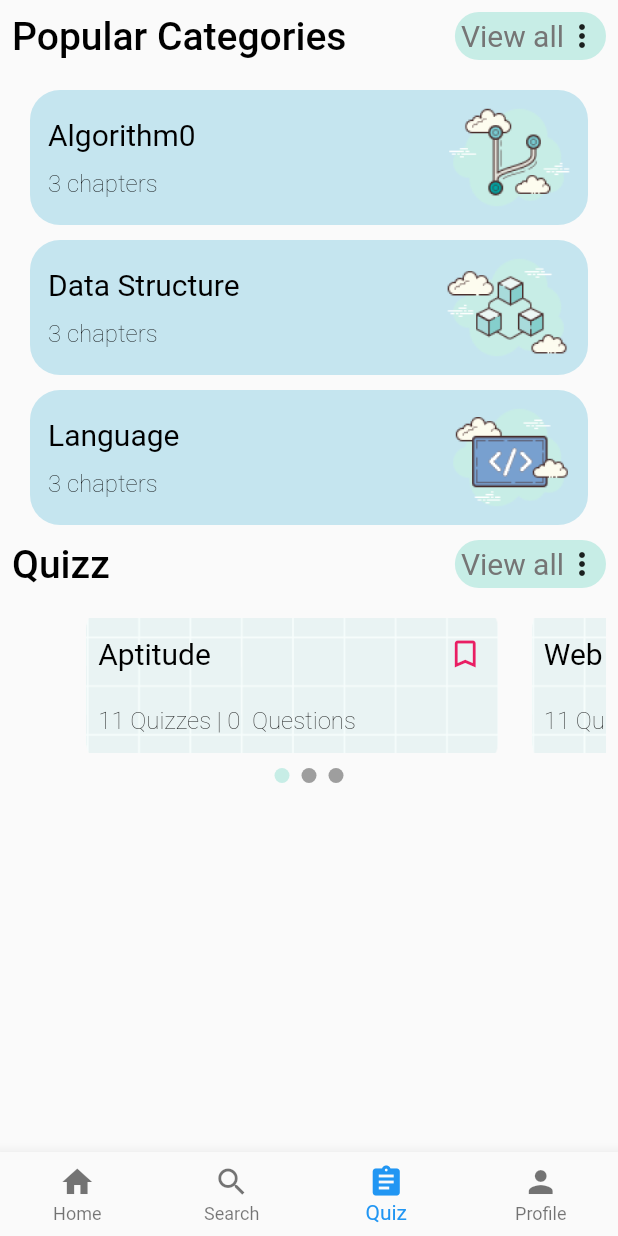
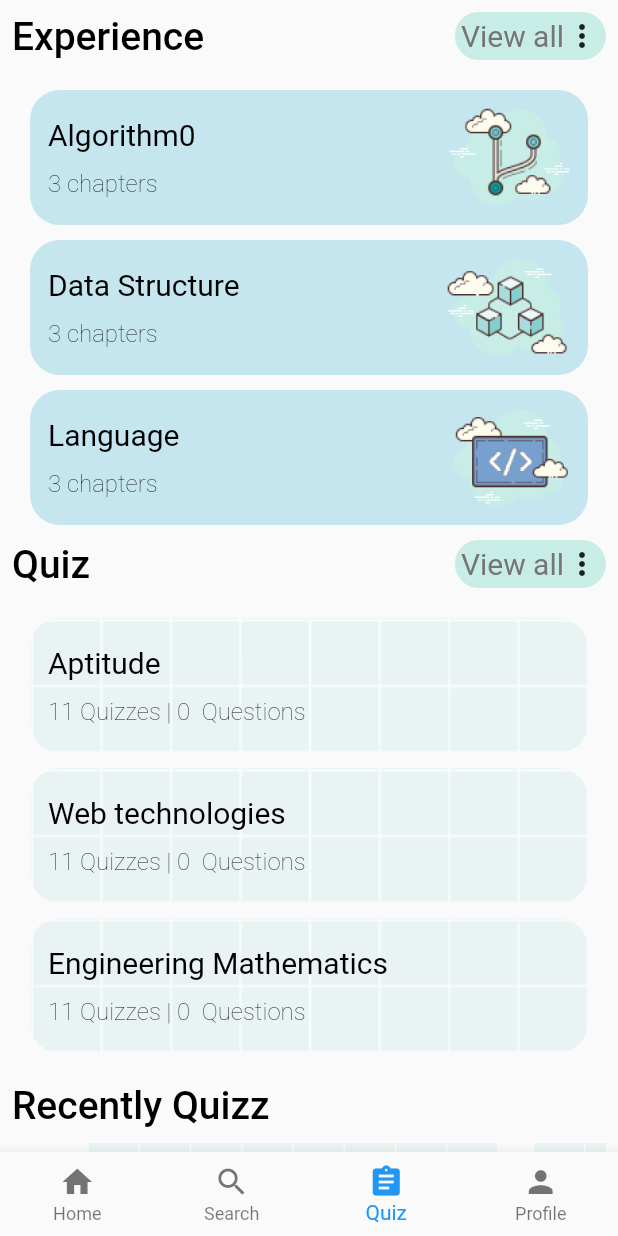
Before and after one commit to doanhduy199819/ipa, a Flutter app: the screen it shows once a user with an empty profile is signed in, item 3 of the bottom bar chosen, on a phone screen of 412 x 824 dp. Run offline on Flutter 3.47's test engine with Material 2 defaults, Android fonts, the phone set to English and light mode, and no system bars; drawn by our look-alikes of smooth_page_indicator; our stand-ins replace firebase_auth, firebase_core, flutter_signin_button, google_sign_in, simple_shadow; missing offline and left inert: stack; accounts and stored records are empty; Roboto replaces fonts that are missing (Urbanist).

Commit message:
modify quiz_page, category => experience

```diff
--- a/lib/main.dart
+++ b/lib/main.dart
@@ -15,6 +15,7 @@ import 'package:provider/provider.dart';
 import 'firebase_options.dart';
 
 void main() async {
+
   WidgetsFlutterBinding.ensureInitialized();
   await Firebase.initializeApp(
     options: DefaultFirebaseOptions.currentPlatform,
--- a/lib/objects/Category.dart
+++ /dev/null
@@ -1,16 +0,0 @@
-import 'package:flutter_interview_preparation/objects/Chapter.dart';
-import 'package:flutter_interview_preparation/values/Quizz_Screen_Assets.dart';
-
-class Category{
-  String? title;
-  List<Chapter>? chapters;
-  String? imagePath;
-  Category(this.title,this.chapters,this.imagePath);
-}
-
-List<Category> listCategory=[
-  Category('Algorithm0', listChapter, QuizScreenAssets.img_Algorithm),
-  Category('Data Structure', listChapter, QuizScreenAssets.img_DataStructure),
-  Category('Language', listChapter, QuizScreenAssets.img_Language),
-  Category('Algorithm3', listChapter, QuizScreenAssets.img_Algorithm),
-];
--- /dev/null
+++ b/lib/objects/Experience.dart
@@ -0,0 +1,16 @@
+import 'package:flutter_interview_preparation/objects/Chapter.dart';
+import 'package:flutter_interview_preparation/values/Quizz_Screen_Assets.dart';
+
+class Experience{
+  String? title;
+  List<Chapter>? chapters;
+  String? imagePath;
+  Experience(this.title,this.chapters,this.imagePath);
+}
+
+List<Experience> listExperience=[
+  Experience('Algorithm0', listChapter, QuizScreenAssets.img_Algorithm),
+  Experience('Data Structure', listChapter, QuizScreenAssets.img_DataStructure),
+  Experience('Language', listChapter, QuizScreenAssets.img_Language),
+  Experience('Algorithm3', listChapter, QuizScreenAssets.img_Algorithm),
+];
--- a/lib/objects/QuizSet.dart
+++ b/lib/objects/QuizSet.dart
@@ -1,4 +1,5 @@
 import 'package:flutter_interview_preparation/objects/QuizTopic.dart';
+import 'package:flutter_interview_preparation/objects/StackCustom.dart';
 
 class QuizSet{
   String? topic;
@@ -10,6 +11,14 @@ List<QuizSet> listQuizSet=[
   QuizSet('Aptitude', true, listQuizTopic),
   QuizSet('Web technologies', true, listQuizTopic),
   QuizSet('Engineering Mathematics', true, listQuizTopic),
+  QuizSet('Mobile technologies', true, listQuizTopic),
+  QuizSet('Java', true, listQuizTopic),
+  QuizSet('C++', true, listQuizTopic),
+  QuizSet('C#', true, listQuizTopic),
+];
+
+List<QuizSet> recentlyQuizSet=[
+  QuizSet('Aptitude', true, listQuizTopic),
   QuizSet('Web technologies', true, listQuizTopic),
   QuizSet('Engineering Mathematics', true, listQuizTopic),
 ];
--- a/lib/pages/quizz_screen/quizz_category.dart
+++ b/lib/pages/quizz_screen/experience_page.dart
@@ -2,20 +2,20 @@ import 'package:flutter/cupertino.dart';
 import 'package:flutter/material.dart';
 import 'package:flutter/src/foundation/key.dart';
 import 'package:flutter/src/widgets/framework.dart';
-import '../../objects/Category.dart';
+import '../../objects/Experience.dart';
 import '../../values/Quizz_Screen_Fonts.dart';
 
-class QuizCategoryScreen extends StatelessWidget {
-  const QuizCategoryScreen({Key? key}) : super(key: key);
+class ExperiencePage extends StatelessWidget {
+  const ExperiencePage({Key? key}) : super(key: key);
 
   @override
   Widget build(BuildContext context) {
-    final Category category =
-        ModalRoute.of(context)!.settings.arguments as Category;
+    final Experience experience =
+        ModalRoute.of(context)!.settings.arguments as Experience;
     return Scaffold(
       appBar: AppBar(
         title: Text(
-          category.title!,
+          experience.title!,
           style: QuizzScreenFont.titleAppBar,
         ),
       ),
--- a/lib/pages/quizz_screen/quizz_page.dart
+++ b/lib/pages/quizz_screen/quizz_page.dart
@@ -1,9 +1,11 @@
+import 'dart:collection';
 import 'package:flutter/material.dart';
-import 'package:flutter_interview_preparation/objects/Category.dart';
+import 'package:flutter_interview_preparation/objects/Experience.dart';
 import 'package:flutter_interview_preparation/objects/Chapter.dart';
 import 'package:flutter_interview_preparation/objects/QuizSet.dart';
 import 'package:flutter_interview_preparation/objects/QuizTopic.dart';
-import 'package:flutter_interview_preparation/pages/quizz_screen/quizz_category.dart';
+import 'package:flutter_interview_preparation/objects/StackCustom.dart';
+import 'package:flutter_interview_preparation/pages/quizz_screen/experience_page.dart';
 import 'package:flutter_interview_preparation/pages/quizz_screen/quizz_topic.dart';
 import 'package:flutter_interview_preparation/values/Quizz_Screen_Fonts.dart';
 import 'package:smooth_page_indicator/smooth_page_indicator.dart';
@@ -17,40 +19,46 @@ class QuizzPage extends StatefulWidget {
 }
 
 class _QuizzPageState extends State<QuizzPage> {
-  List<Category> categories = [];
+  List<Experience> experiences = [];
   List<QuizSet> quizset = [];
-  List<QuizSet> quizsetForDisplayListView = [];
+
   int currentIndexQuizzItem = 0;
   late PageController _pageController;
-  late bool isViewAllQuiz;
+  late bool isViewAllQuizClicked;
+  late bool isViewAllExperienceClicked;
   @override
   void initState() {
     super.initState();
-    categories = [
-      Category('Algorithm0', listChapter, QuizScreenAssets.img_Algorithm),
-      Category(
-          'Data Structure', listChapter, QuizScreenAssets.img_DataStructure),
-      Category('Language', listChapter, QuizScreenAssets.img_Language),
-    ];
+
     currentIndexQuizzItem = 0;
     _pageController = PageController(viewportFraction: 0.75);
+    initDataExperience();
+    initDataQuiz();
+    isViewAllQuizClicked = false;
+    isViewAllExperienceClicked = false;
+  }
 
+  void initDataExperience() {
+    experiences = [
+      Experience('Algorithm0', listChapter, QuizScreenAssets.img_Algorithm),
+      Experience(
+          'Data Structure', listChapter, QuizScreenAssets.img_DataStructure),
+      Experience('Language', listChapter, QuizScreenAssets.img_Language),
+    ];
+  }
+
+  void initDataQuiz() {
     quizset = [
       QuizSet('Aptitude', true, listQuizTopic),
       QuizSet('Web technologies', true, listQuizTopic),
       QuizSet('Engineering Mathematics', true, listQuizTopic),
     ];
-    quizsetForDisplayListView=[];
-    isViewAllQuiz=false;
   }
 
   @override
   Widget build(BuildContext context) {
     Size size = MediaQuery.of(context).size;
     return Scaffold(
-      // appBar: AppBar(
-      //   title: Text('Popular Categories',style: QuizzScreenFont.titleAppBar,),
-      // ),
       body: SafeArea(
         child: SingleChildScrollView(
           child: Padding(
@@ -58,15 +66,85 @@ class _QuizzPageState extends State<QuizzPage> {
                 const EdgeInsets.only(top: 8, left: 8, right: 8, bottom: 4),
             child: Column(
               children: [
-                // Popular column bloc
-                Column(
+                // Experience Bloc
+                _experienceBloc(),
+                // Quizz Bloc
+                _quizBloc(),
+                const SizedBox(
+                  height: 10,
+                ),
+                _recentlyQuizBloc(),
+              ],
+            ),
+          ),
+        ),
+      ),
+    );
+  }
+
+  Widget _recentlyQuizBloc() {
+    return Column(
       children: [
-                    //Popular + ViewAll
+        // Recently Bloc
         Row(
-                      //mainAxisAlignment: MainAxisAlignment.end,
           children: [
             Text(
-                          'Popular Categories',
+              'Recently Quizz',
+              style: QuizzScreenFont.titleAppBar,
+            ),
+            const Spacer(),
+          ],
+        ),
+
+        const SizedBox(height: 10),
+
+        // Recently Quizz Bloc
+        SizedBox(
+          height: 90,
+          child: PageView.builder(
+            onPageChanged: (index) {
+              setState(() {
+                currentIndexQuizzItem = index;
+              });
+            },
+            controller: _pageController,
+            scrollDirection: Axis.horizontal,
+            itemCount: recentlyQuizSet.length,
+            itemBuilder: (context, index) {
+              return _itemQuizzCardRecently(recentlyQuizSet[index]);
+            },
+          ),
+        ),
+
+        //SmoothIdicator
+        Container(
+          margin: const EdgeInsets.symmetric(vertical: 10),
+          height: 10,
+          child: SmoothPageIndicator(
+            controller: _pageController,
+            count: recentlyQuizSet.length,
+            effect: const WormEffect(
+              activeDotColor: Color(0xffC7EDE6),
+              dotHeight: 10,
+              dotWidth: 10,
+            ),
+          ),
+        ),
+        const SizedBox(
+          height: 20,
+        ),
+      ],
+    );
+  }
+
+  Column _quizBloc() {
+    return Column(
+      children: [
+        //quiz + ViewAll
+        Row(
+          children: [
+            Text(
+              'Quiz',
               style: QuizzScreenFont.titleAppBar,
             ),
             const Spacer(),
@@ -77,7 +155,13 @@ class _QuizzPageState extends State<QuizzPage> {
                 InkWell(
                   onTap: () {
                     setState(() {
-                                  categories = [...listCategory];
+                      if (isViewAllQuizClicked == true) {
+                        quizset.clear();
+                        initDataQuiz();
+                      } else {
+                        quizset = [...listQuizSet];
+                      }
+                      isViewAllQuizClicked = !isViewAllQuizClicked;
                     });
                   },
                   child: Container(
@@ -106,20 +190,21 @@ class _QuizzPageState extends State<QuizzPage> {
         const SizedBox(
           height: 20,
         ),
-                    // Category bloc
-                    ...categories.map((item) {
-                      return categoryBloc(item);
+        ...quizset.map((item) {
+          return _itemQuizBloc(item);
         }).toList(),
-                    //categoryBloc(),
       ],
-                ),
-                // Quizz Column Bloc
-                Column(
+    );
+  }
+
+  Column _experienceBloc() {
+    return Column(
       children: [
+        //Experience + ViewAll
         Row(
           children: [
             Text(
-                          'Quizz',
+              'Experience',
               style: QuizzScreenFont.titleAppBar,
             ),
             const Spacer(),
@@ -130,8 +215,13 @@ class _QuizzPageState extends State<QuizzPage> {
                 InkWell(
                   onTap: () {
                     setState(() {
-                                  quizsetForDisplayListView=[...listQuizSet];
-                                  isViewAllQuiz=true;
+                      if (isViewAllExperienceClicked == true) {
+                        experiences.clear();
+                        initDataExperience();
+                      } else {
+                        experiences = [...listExperience];
+                      }
+                      isViewAllExperienceClicked=!isViewAllExperienceClicked;
                     });
                   },
                   child: Container(
@@ -157,81 +247,38 @@ class _QuizzPageState extends State<QuizzPage> {
             ),
           ],
         ),
-                  ],
-                ),
         const SizedBox(
           height: 20,
         ),
-                // Quizz Item ListView Bloc
-                SizedBox(
-                  //padding: const EdgeInsets.only(left: 16),
-                  height: 90,
-                  child: PageView.builder(
-                    onPageChanged: (index) {
-                      setState(() {
-                        currentIndexQuizzItem = index;
-                      });
-                    },
-                    controller: _pageController,
-                    scrollDirection: Axis.horizontal,
-                    itemCount: quizset.length,
-                    itemBuilder: (context, index) {
-                      return itemQuizzCard(quizset[index]);
-                    },
-                  ),
-                ),
-                Container(
-                  margin: const EdgeInsets.symmetric(vertical: 10),
-                  height: 10,
-                  // child: ListView.builder(
-                  //   physics: const NeverScrollableScrollPhysics(),
-                  //   scrollDirection: Axis.horizontal,
-                  //   itemCount: 5,
-                  //   itemBuilder: (context, index) {
-                  //     return buildIndicator(
-                  //         index == currentIndexQuizzItem, size);
-                  //   },
-                  // ),
-                  child: SmoothPageIndicator(
-                    controller: _pageController,
-                    count: quizset.length,
-                    effect: const WormEffect(
-                      activeDotColor: Color(0xffC7EDE6),
-                      dotHeight: 10,
-                      dotWidth: 10,
-                    ),
-                  ),
-                ),
-                const SizedBox(height: 20,),
-
-                if (isViewAllQuiz==true)...quizsetForDisplayListView.map((item) {
-                      return quizzBlocWhenClickViewAll(item);
+        // Experience bloc
+        ...experiences.map((item) {
+          return _experienceItem(item);
         }).toList(),
+        //_experienceItem(),
       ],
-            ),
-          ),
-        ),
-      ),
     );
   }
 
-  Widget quizzBlocWhenClickViewAll(QuizSet quizSet) {
-    int numberOfQuizzes=0;
+  Widget _itemQuizBloc(QuizSet quizSet) {
+    int numberOfQuizzes = 0;
     for (var e in quizSet.listQuizTopic!) {
-      numberOfQuizzes+=e.listQuiz!.length;
+      numberOfQuizzes += e.listQuiz!.length;
     }
     return InkWell(
-      onTap: (){
+      onTap: () {
         Navigator.push(
           context,
           MaterialPageRoute(
             fullscreenDialog: false,
-                  builder: (context) =>  QuizTopicScreen(),
+            builder: (context) => const QuizTopicScreen(),
             settings: RouteSettings(
               arguments: quizSet,
             ),
           ),
-              );
+        ).then((value) {
+          setState(() {});
+        });
+        // Gọi hàm then vì để setState lại recentlyQuiz, setState này sẽ gọi hàm build của QuizPage
       },
       child: Column(
         crossAxisAlignment: CrossAxisAlignment.start,
@@ -258,7 +305,7 @@ class _QuizzPageState extends State<QuizzPage> {
                         padding: const EdgeInsets.only(top: 12, left: 12),
                         child: Text(
                           quizSet.topic!,
-                          style: QuizzScreenFont.titleCategory,
+                          style: QuizzScreenFont.titleExperience,
                         ),
                       ),
                       Container(
@@ -267,7 +314,7 @@ class _QuizzPageState extends State<QuizzPage> {
                           left: 12,
                         ),
                         child: Text(
-                          '${quizSet.listQuizTopic!.length.toString()} Quizzes | ${numberOfQuizzes}  Questions',
+                          '${quizSet.listQuizTopic!.length.toString()} Quizzes | $numberOfQuizzes  Questions',
                           style: QuizzScreenFont.textChapter,
                         ),
                       ),
@@ -290,60 +337,34 @@ class _QuizzPageState extends State<QuizzPage> {
     );
   }
 
-  Widget buildIndicator(bool isActive, Size size) {
-    return Container(
-      margin: const EdgeInsets.symmetric(horizontal: 10),
-      //width: isActive ? size.width * 1 / 5 : 15,
-      width: 10,
-      decoration: BoxDecoration(
-        color: isActive ? Colors.lightBlue : Colors.grey,
-        borderRadius: const BorderRadius.all(Radius.circular(50)),
-        boxShadow: const [
-          BoxShadow(
-            color: Colors.black38,
-            offset: Offset(2, 3),
-            blurRadius: 2,
-          ),
-        ],
-      ),
-    );
-  }
-
-  // Widget buildIndicator(bool isActive, Size size) {
-  //   return Container(
-  //     margin: const EdgeInsets.symmetric(horizontal: 15),
-  //     width: isActive ? size.width * 1 / 5 : 15,
-  //     decoration: BoxDecoration(
-  //       color: isActive ? Colors.lightBlue : Colors.grey,
-  //       borderRadius: const BorderRadius.all(Radius.circular(5)),
-  //       boxShadow: const [
-  //         BoxShadow(
-  //           color: Colors.black38,
-  //           offset: Offset(2, 3),
-  //           blurRadius: 2,
-  //         ),
-  //       ],
-  //     ),
-  //   );
-  // }
-
-  Widget itemQuizzCard(QuizSet quizSet) {
-     int numberOfQuizzes=0;
-    quizSet.listQuizTopic!.forEach((e){
-      numberOfQuizzes+=e.listQuiz!.length;
-    } );
+  Widget _itemQuizzCardRecently(QuizSet quizSet) {
+    int numberOfQuizzes = 0;
+    quizSet.listQuizTopic!.forEach((e) {
+      numberOfQuizzes += e.listQuiz!.length;
+    });
     return InkWell(
-      onTap: (){
+      onTap: () {
         Navigator.push(
           context,
           MaterialPageRoute(
             fullscreenDialog: false,
-                  builder: (context) =>  QuizTopicScreen(),
+            builder: (context) => const QuizTopicScreen(),
             settings: RouteSettings(
               arguments: quizSet,
             ),
           ),
-              );
+        ).then((value) {
+          setState(() {
+            // for(int i=0;i<recentlyQuizSet.length-1;i++){
+            //   for(int j=i+1;j<recentlyQuizSet.length;j++){
+            //     if(recentlyQuizSet[i].topic!.compareTo(recentlyQuizSet[j].topic!)==0){
+            //       recentlyQuizSet.removeAt(j);
+            //     }
+            //   }
+            // }
+          });
+        });
+        // Gọi hàm then vì để setState lại recentlyQuiz, setState này sẽ gọi hàm build của QuizPage
       },
       child: Row(
         children: [
@@ -369,7 +390,7 @@ class _QuizzPageState extends State<QuizzPage> {
                     overflow: TextOverflow.ellipsis,
                     text: TextSpan(
                       text: quizSet.topic!,
-                      style: QuizzScreenFont.titleCategory,
+                      style: QuizzScreenFont.titleExperience,
                     ),
                   ),
                 ),
@@ -398,17 +419,15 @@ class _QuizzPageState extends State<QuizzPage> {
     );
   }
 
-  Widget categoryBloc(Category category) {
+  Widget _experienceItem(Experience experience) {
     return InkWell(
-      onTap: (){
+      onTap: () {
         Navigator.push(
           context,
           MaterialPageRoute(
             fullscreenDialog: false,
-                  builder: (context) =>  QuizCategoryScreen(),
-                  settings: RouteSettings(
-                    arguments: category
-                  ),
+            builder: (context) => const ExperiencePage(),
+            settings: const RouteSettings(arguments: Experience),
           ),
         );
       },
@@ -432,10 +451,8 @@ class _QuizzPageState extends State<QuizzPage> {
                     children: [
                       Container(
                         padding: const EdgeInsets.only(top: 12, left: 12),
-                        child: Text(
-                          category.title!,
-                          style: QuizzScreenFont.titleCategory,
-                        ),
+                        child: Text(experience.title!,
+                            style: QuizzScreenFont.titleExperience),
                       ),
                       Container(
                         padding: const EdgeInsets.only(
@@ -443,7 +460,7 @@ class _QuizzPageState extends State<QuizzPage> {
                           left: 12,
                         ),
                         child: Text(
-                          '${category.chapters!.length.toString()} chapters',
+                          '${experience.chapters!.length.toString()} chapters',
                           style: QuizzScreenFont.textChapter,
                         ),
                       ),
@@ -452,7 +469,7 @@ class _QuizzPageState extends State<QuizzPage> {
                   const Spacer(),
                   Container(
                     margin: const EdgeInsets.only(right: 8),
-                    child: Image.asset(category.imagePath!),
+                    child: Image.asset(experience.imagePath!),
                   ),
                 ],
               ),
--- a/lib/values/Quizz_Screen_Fonts.dart
+++ b/lib/values/Quizz_Screen_Fonts.dart
@@ -9,7 +9,7 @@ class QuizzScreenFont{
     fontWeight: FontWeight.w500,
     color: const Color(0xff000000),
   );
-  static TextStyle titleCategory = TextStyle(
+  static TextStyle titleExperience = TextStyle(
     fontFamily: FontFamily.urbanist,
     fontSize: 20,
     fontWeight: FontWeight.w400,
--- a/pubspec.yaml
+++ b/pubspec.yaml
@@ -41,6 +41,8 @@ dependencies:
   flutter_signin_button: ^2.0.0
   provider: ^6.0.4
   datetime_picker_formfield: ^2.0.1
+  stack: ^0.2.1
+  starter: ^0.0.2
 
 
 dev_dependencies:
```
Also changed, not shown: lib/objects/StackCustom.dart (added, +107 -0 lines), lib/pages/quizz_screen/quiz_discription.dart (+46 -4 lines), lib/pages/quizz_screen/quizz_topic.dart (+7 -4 lines), pubspec.lock. Lines whose indentation alone changed are shown as unchanged.
